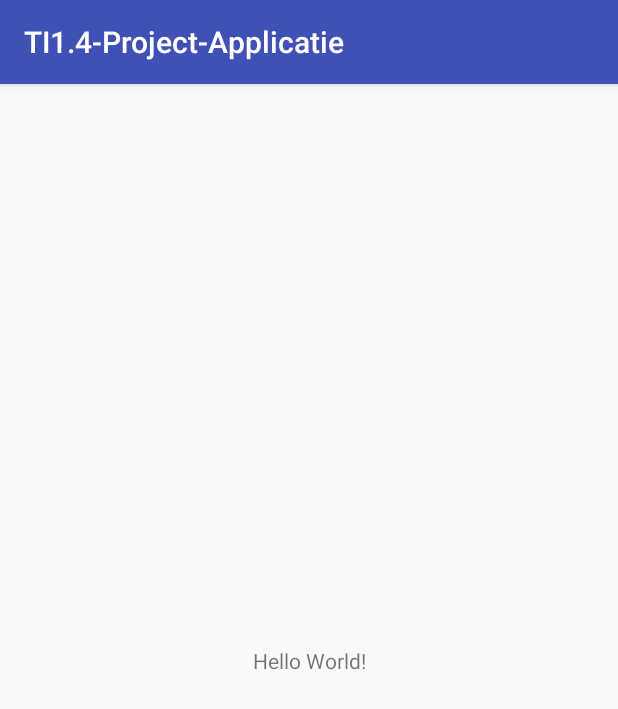
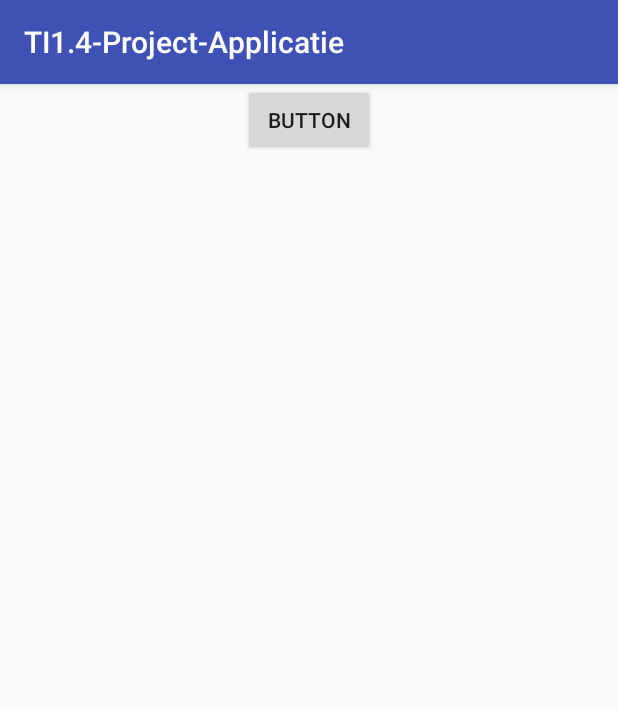
Before and after one commit to jeffason1997/TI1.4-Project-Applicatie, an Android app: the screen it shows after launch (LoginActivity), on a phone screen of 412 x 824 dp. Shown: the top 709 px of the screen. Run offline under Robolectric (Android 15) with nearby library versions, the phone set to English and light mode, and no system bars.

```diff
--- a/app/src/main/res/layout/activity_login.xml
+++ b/app/src/main/res/layout/activity_login.xml
@@ -6,13 +6,14 @@
     android:layout_height="match_parent"
     tools:context="com.b2.projectgroep.ti14_project_applicatie.LoginActivity">
 
-    <TextView
+    <Button
+        android:id="@+id/button"
         android:layout_width="wrap_content"
         android:layout_height="wrap_content"
-        android:text="Hello World!"
-        app:layout_constraintBottom_toBottomOf="parent"
+        android:text="Button"
+        tools:layout_editor_absoluteY="301dp"
+        android:layout_marginLeft="8dp"
         app:layout_constraintLeft_toLeftOf="parent"
-        app:layout_constraintRight_toRightOf="parent"
-        app:layout_constraintTop_toTopOf="parent" />
-
+        android:layout_marginRight="8dp"
+        app:layout_constraintRight_toRightOf="parent" />
 </android.support.constraint.ConstraintLayout>
```
Also changed, not shown: 1 other file.
